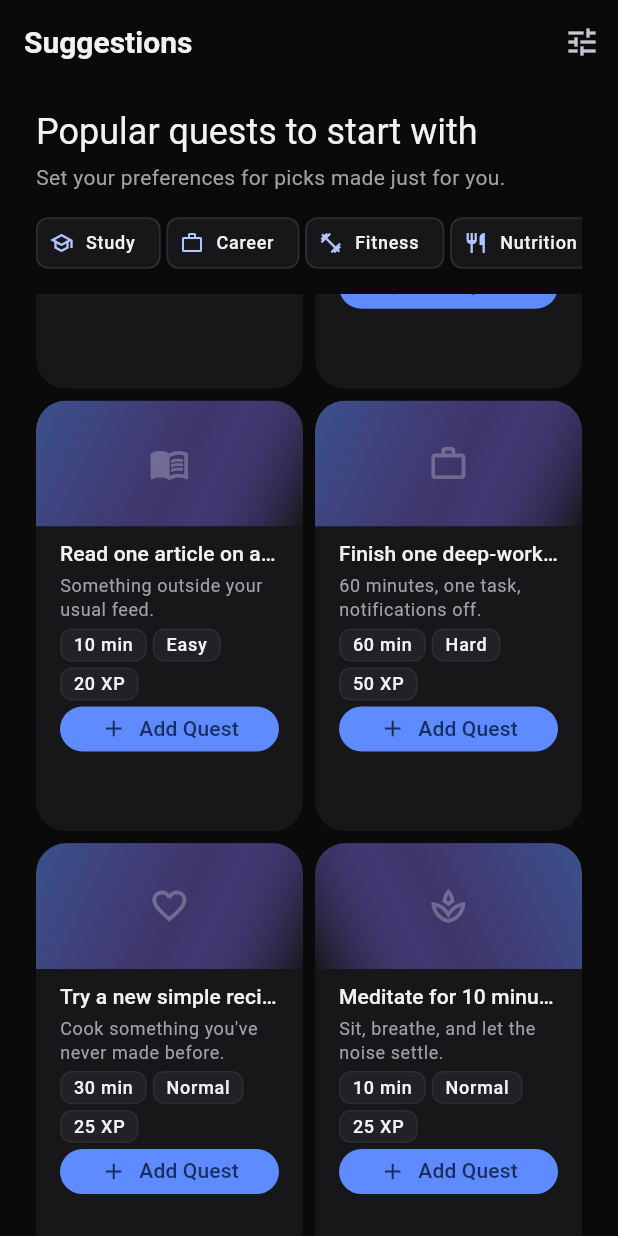
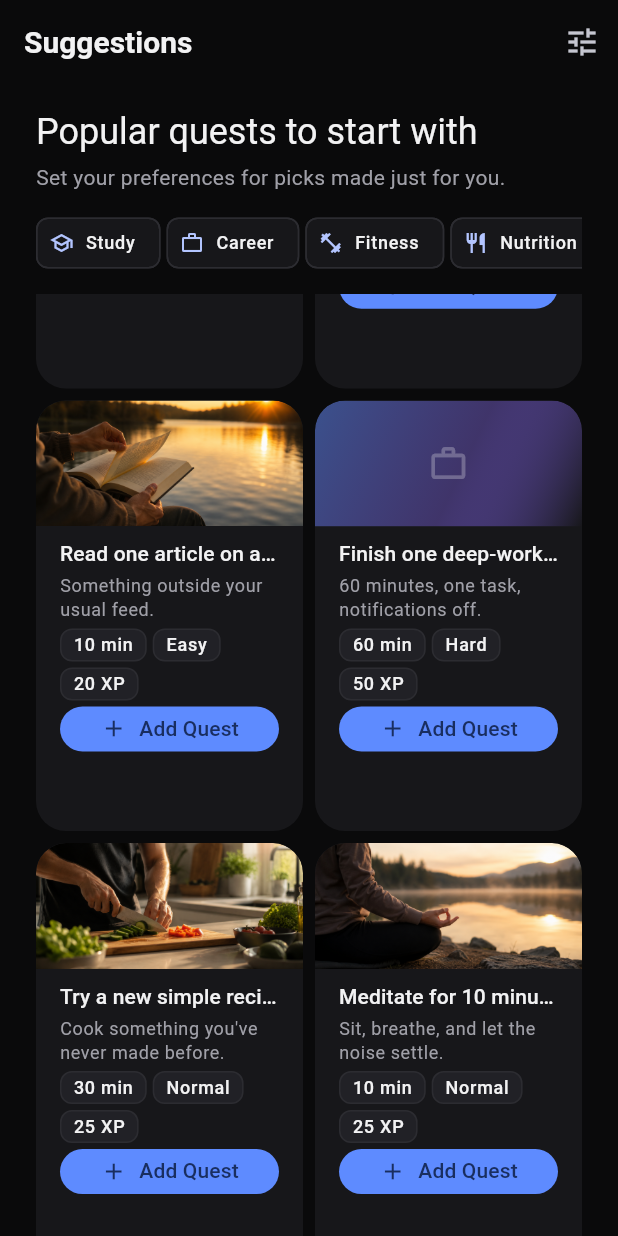
Before and after one commit to alp-cihan/prime, a Flutter app: the SuggestionsPage screen opened by its route, scrolled down 2880 dp, on a phone screen of 412 x 824 dp. Run offline on Flutter 3.47's test engine with Material 3 defaults, Android fonts, the phone set to English and light mode, and no system bars; our stand-ins replace flutter_riverpod, go_router, hive_ce, hive_ce_flutter, riverpod_annotation; accounts and stored records are empty; generated files the repository leaves out were written again; statements that could not run were skipped.

Commit message:
Integrate Prime Asset Pack v0.1

```diff
--- /dev/null
+++ b/lib/core/design_system/asset_visual_resolver.dart
@@ -0,0 +1,106 @@
+/// Prime Asset Pack v0.1 — resolves a [QuestVisual] `seed` (a quest id, or a
+/// suggestion `visualKey` in the `'<category>/<slug>'` shape documented on
+/// `QuestSuggestion.visualKey`) to a bundled illustration, when one exists
+/// for that category. Presentation-only: no domain/provider/repository code
+/// reads or depends on this — `QuestVisual` is the single call site, so
+/// swapping or growing the asset pack never touches a call site.
+///
+/// A `seed` with no recognizable category (e.g. a plain quest id, which
+/// carries no category information at all) intentionally resolves to
+/// `null` — `QuestVisual` then keeps rendering today's gradient
+/// placeholder, exactly as documented on [resolve].
+class AssetVisualResolver {
+  const AssetVisualResolver();
+
+  static const _basePath = 'assets/visuals';
+
+  /// One category → its available illustration variants. v0.1 ships exactly
+  /// one file per category; adding `fitness_02.png` etc. later is a pure
+  /// data change here — [resolve] already picks deterministically among
+  /// however many variants a category has (see [_pick]), so no call site
+  /// or caller needs to change when variants are added.
+  static const Map<String, List<String>> _variantsByCategory = {
+    'fitness': ['$_basePath/fitness.png'],
+    'coding': ['$_basePath/coding.png'],
+    'reading': ['$_basePath/reading.png'],
+    'meditation': ['$_basePath/meditation.png'],
+    'running': ['$_basePath/running.png'],
+    'walking': ['$_basePath/walking.png'],
+    'study': ['$_basePath/study.png'],
+    'journaling': ['$_basePath/journaling.png'],
+    'water': ['$_basePath/water.png'],
+    'nutrition': ['$_basePath/nutrition.png'],
+    'sleep': ['$_basePath/sleep.png'],
+    'cleaning': ['$_basePath/cleaning.png'],
+  };
+
+  /// Maps a token found in a `seed` to one of [_variantsByCategory]'s keys.
+  /// Includes each category's own name (identity) plus a short, explicit
+  /// list of synonyms actually present in today's suggestion catalog (e.g.
+  /// `fitness/walk_20`, `organization/declutter`) — exact-token matching
+  /// only, deliberately no fuzzy/substring matching, so a mismatch is never
+  /// silently "close enough."
+  static const Map<String, String> _categoryAliases = {
+    'fitness': 'fitness',
+    'coding': 'coding',
+    'reading': 'reading',
+    'meditation': 'meditation',
+    'running': 'running',
+    'walking': 'walking',
+    'study': 'study',
+    'journaling': 'journaling',
+    'water': 'water',
+    'nutrition': 'nutrition',
+    'sleep': 'sleep',
+    'cleaning': 'cleaning',
+    'walk': 'walking',
+    'run': 'running',
+    'clean': 'cleaning',
+    'tidy': 'cleaning',
+    'declutter': 'cleaning',
+    'journal': 'journaling',
+    'meditate': 'meditation',
+    'mindfulness': 'meditation',
+    'code': 'coding',
+    'programming': 'coding',
+  };
+
+  /// Returns a deterministic asset path for [seed], or `null` if nothing in
+  /// the pack matches. Checks, in order (most specific first): the slug's
+  /// own `_`-separated tokens, the whole slug, then the category segment —
+  /// so `nutrition/water` resolves to `water.png` (the more specific match)
+  /// rather than the generic `nutrition.png`, while `study/pomodoro` falls
+  /// through to `study.png` via its category segment.
+  String? resolve(String seed) {
+    final segments = seed
+        .toLowerCase()
+        .split('/')
+        .where((s) => s.isNotEmpty)
+        .toList();
+    if (segments.isEmpty) return null;
+
+    final slug = segments.length > 1 ? segments.last : null;
+    final candidateTokens = <String>[
+      ...?slug?.split('_'),
+      ?slug,
+      segments.first,
+    ];
+
+    for (final token in candidateTokens) {
+      final category = _categoryAliases[token];
+      final variants = category == null ? null : _variantsByCategory[category];
+      if (variants != null && variants.isNotEmpty) {
+        return _pick(variants, seed);
+      }
+    }
+    return null;
+  }
+
+  /// Deterministic (never random) pick among a category's variants — same
+  /// hash-based approach as `AppGradients.questPlaceholder`, so the same
+  /// [seed] always resolves to the same illustration.
+  String _pick(List<String> variants, String seed) {
+    if (variants.length == 1) return variants.first;
+    return variants[seed.hashCode.abs() % variants.length];
+  }
+}
--- a/lib/core/design_system/design_system.dart
+++ b/lib/core/design_system/design_system.dart
@@ -1,3 +1,4 @@
+export 'asset_visual_resolver.dart';
 export 'attribute_visuals.dart';
 export 'domain_display_names.dart';
 export 'format_number.dart';
--- a/lib/core/design_system/widgets/quest_visual.dart
+++ b/lib/core/design_system/widgets/quest_visual.dart
@@ -1,14 +1,19 @@
 import 'package:flutter/material.dart';
 
+import '../asset_visual_resolver.dart';
 import '../tokens/app_colors.dart';
 import '../tokens/app_gradients.dart';
 
-/// Image-slot abstraction for a quest's visual identity. No bundled art
-/// exists yet, so this renders a deterministic gradient placeholder seeded
-/// by [seed] (typically the quest id) with an optional symbolic [icon]
-/// overlay. Passing [imageAssetPath] in a future asset phase swaps in the
-/// real artwork without any change to callers or business logic — they
-/// only ever construct a `QuestVisual`, never an `Image` directly.
+/// Image-slot abstraction for a quest's visual identity. Prime Asset Pack
+/// v0.1: [seed] is looked up via [AssetVisualResolver] — a category match
+/// (e.g. a suggestion's `fitness/walk_20` visualKey, or a plain quest id
+/// carrying no category) renders the bundled illustration; anything
+/// unresolved falls back to the original deterministic gradient
+/// placeholder with an optional symbolic [icon] overlay. Passing
+/// [imageAssetPath] explicitly always wins over the resolver. Either way,
+/// callers only ever construct a `QuestVisual`, never an `Image` directly —
+/// growing the asset pack or changing the resolution strategy never touches
+/// a call site.
 class QuestVisual extends StatelessWidget {
   const QuestVisual({
     super.key,
@@ -17,6 +22,7 @@ class QuestVisual extends StatelessWidget {
     this.icon,
     this.height,
     this.borderRadius = const BorderRadius.all(Radius.circular(20)),
+    this.resolver = const AssetVisualResolver(),
   });
 
   final String seed;
@@ -25,30 +31,39 @@ class QuestVisual extends StatelessWidget {
   final double? height;
   final BorderRadiusGeometry borderRadius;
 
+  /// Testability seam — overridable in tests, defaults to the real pack.
+  final AssetVisualResolver resolver;
+
   @override
   Widget build(BuildContext context) {
+    final resolvedAssetPath = imageAssetPath ?? resolver.resolve(seed);
+
     return ClipRRect(
       borderRadius: borderRadius,
       child: SizedBox(
         height: height,
         width: double.infinity,
-        child: imageAssetPath != null
-            ? Image.asset(imageAssetPath!, fit: BoxFit.cover)
-            : DecoratedBox(
-                decoration: BoxDecoration(
-                  gradient: AppGradients.questPlaceholder(seed),
+        child: resolvedAssetPath != null
+            ? Image.asset(
+                resolvedAssetPath,
+                fit: BoxFit.cover,
+                errorBuilder: (context, error, stackTrace) => _placeholder(),
+              )
+            : _placeholder(),
       ),
+    );
+  }
+
+  Widget _placeholder() {
+    return DecoratedBox(
+      decoration: BoxDecoration(gradient: AppGradients.questPlaceholder(seed)),
       child: icon == null
           ? null
           : Center(
               child: Icon(
                 icon,
                 size: (height ?? 96) * 0.32,
-                          color: AppColors.darkTextPrimary.withValues(
-                            alpha: 0.28,
-                          ),
-                        ),
-                      ),
+                color: AppColors.darkTextPrimary.withValues(alpha: 0.28),
               ),
             ),
     );
--- a/pubspec.yaml
+++ b/pubspec.yaml
@@ -95,3 +95,5 @@ flutter:
   #
   # For details regarding fonts from package dependencies,
   # see https://flutter.dev/to/font-from-package
+  assets:
+    - assets/visuals/
```
Also changed, not shown: assets/visuals/cleaning.png (added), assets/visuals/coding.png (added), assets/visuals/fitness.png (added), assets/visuals/journaling.png (added), assets/visuals/meditation.png (added), assets/visuals/nutrition.png (added), assets/visuals/reading.png (added), assets/visuals/running.png (added), 6 other files. Lines whose indentation alone changed are shown as unchanged.
